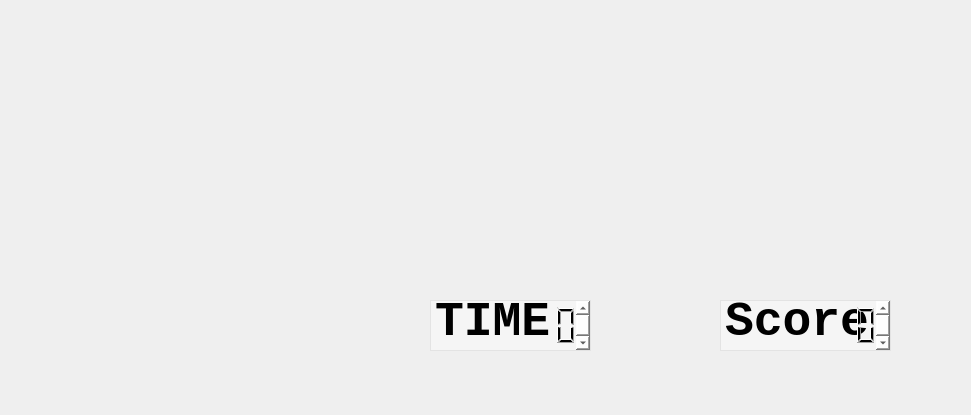
The window that gamepage.ui (kirin111697/pd2-Taiko) describes before a commit, drawn with Qt 5; both pictures show x 0 to 971 and y 0 to 415 of the 1280 by 720 pixel window.
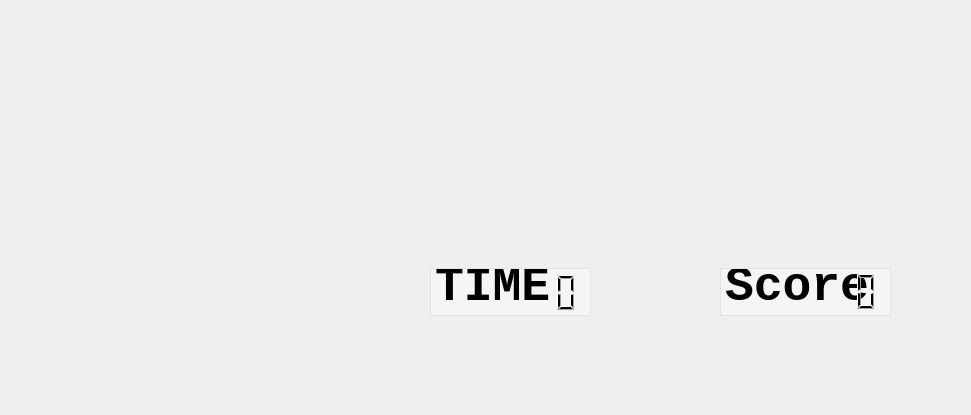
The same window after the commit. Icons and pictures are not drawn.

Diff of the .ui file:
```diff
--- a/gamepage.ui
+++ b/gamepage.ui
@@ -85,7 +85,7 @@
    <property name="geometry">
     <rect>
      <x>150</x>
-     <y>60</y>
+     <y>56</y>
      <width>200</width>
      <height>200</height>
     </rect>
@@ -102,7 +102,7 @@
     <rect>
      <x>0</x>
      <y>-10</y>
-     <width>1281</width>
+     <width>1280</width>
      <height>331</height>
     </rect>
    </property>
@@ -117,9 +117,9 @@
    <property name="geometry">
     <rect>
      <x>470</x>
-     <y>300</y>
+     <y>268</y>
      <width>111</width>
-     <height>51</height>
+     <height>48</height>
     </rect>
    </property>
    <property name="layoutDirection">
@@ -139,9 +139,9 @@
    <property name="geometry">
     <rect>
      <x>430</x>
-     <y>300</y>
+     <y>268</y>
      <width>161</width>
-     <height>51</height>
+     <height>48</height>
     </rect>
    </property>
    <property name="font">
@@ -155,6 +155,15 @@
    <property name="styleSheet">
     <string notr="true">background-color: rgba(255, 255, 255, 97);</string>
    </property>
+   <property name="verticalScrollBarPolicy">
+    <enum>Qt::ScrollBarAlwaysOff</enum>
+   </property>
+   <property name="horizontalScrollBarPolicy">
+    <enum>Qt::ScrollBarAlwaysOff</enum>
+   </property>
+   <property name="sizeAdjustPolicy">
+    <enum>QAbstractScrollArea::AdjustIgnored</enum>
+   </property>
    <property name="html">
     <string>&lt;!DOCTYPE HTML PUBLIC &quot;-//W3C//DTD HTML 4.0//EN&quot; &quot;http://www.w3.org/TR/REC-html40/strict.dtd&quot;&gt;
 &lt;html&gt;&lt;head&gt;&lt;meta name=&quot;qrichtext&quot; content=&quot;1&quot; /&gt;&lt;style type=&quot;text/css&quot;&gt;
@@ -167,9 +176,9 @@
    <property name="geometry">
     <rect>
      <x>770</x>
-     <y>300</y>
+     <y>268</y>
      <width>111</width>
-     <height>51</height>
+     <height>47</height>
     </rect>
    </property>
    <property name="frameShape">
@@ -180,9 +189,9 @@
    <property name="geometry">
     <rect>
      <x>720</x>
-     <y>300</y>
+     <y>268</y>
      <width>171</width>
-     <height>51</height>
+     <height>48</height>
     </rect>
    </property>
    <property name="font">
@@ -196,6 +205,9 @@
    <property name="styleSheet">
     <string notr="true">background-color: rgba(255, 255, 255, 97);</string>
    </property>
+   <property name="verticalScrollBarPolicy">
+    <enum>Qt::ScrollBarAlwaysOff</enum>
+   </property>
    <property name="html">
     <string>&lt;!DOCTYPE HTML PUBLIC &quot;-//W3C//DTD HTML 4.0//EN&quot; &quot;http://www.w3.org/TR/REC-html40/strict.dtd&quot;&gt;
 &lt;html&gt;&lt;head&gt;&lt;meta name=&quot;qrichtext&quot; content=&quot;1&quot; /&gt;&lt;style type=&quot;text/css&quot;&gt;
```
Left out of the diff: 7 changed lines with no effect on the pictures.
